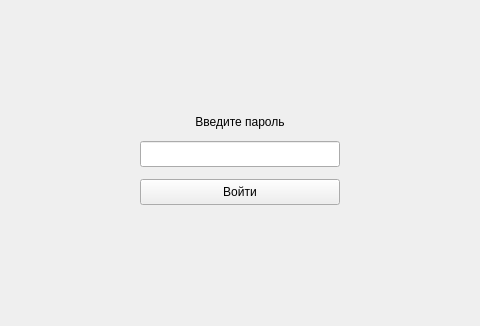
Old version of the form ui/PasswdWaitPage.ui in the repository m6v/sobol; both pictures show x 139 to 619 and y 250 to 576 of the 758 by 576 pixel window.
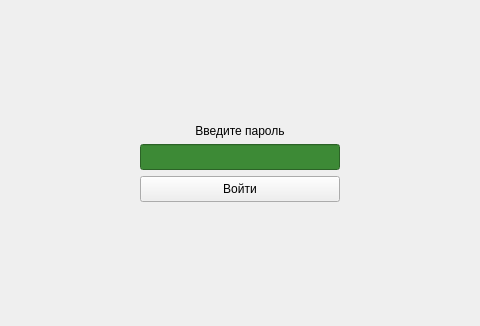
New version of the form.

Commit message: Passwd changing have been created

What changed in the file:
```diff
--- a/ui/PasswdWaitPage.ui
+++ b/ui/PasswdWaitPage.ui
@@ -55,7 +55,7 @@
    <item row="1" column="1">
     <layout class="QVBoxLayout" name="verticalLayout_3">
      <property name="spacing">
-      <number>12</number>
+      <number>6</number>
      </property>
      <item>
       <widget class="QLabel" name="passwd_label">
@@ -87,6 +87,12 @@
          <height>26</height>
         </size>
        </property>
+       <property name="styleSheet">
+        <string notr="true">QWidget{
+  background: #3d8a36;
+  color: white;
+}</string>
+       </property>
        <property name="echoMode">
         <enum>QLineEdit::Password</enum>
        </property>
```
The commit also changes 17 other files.
